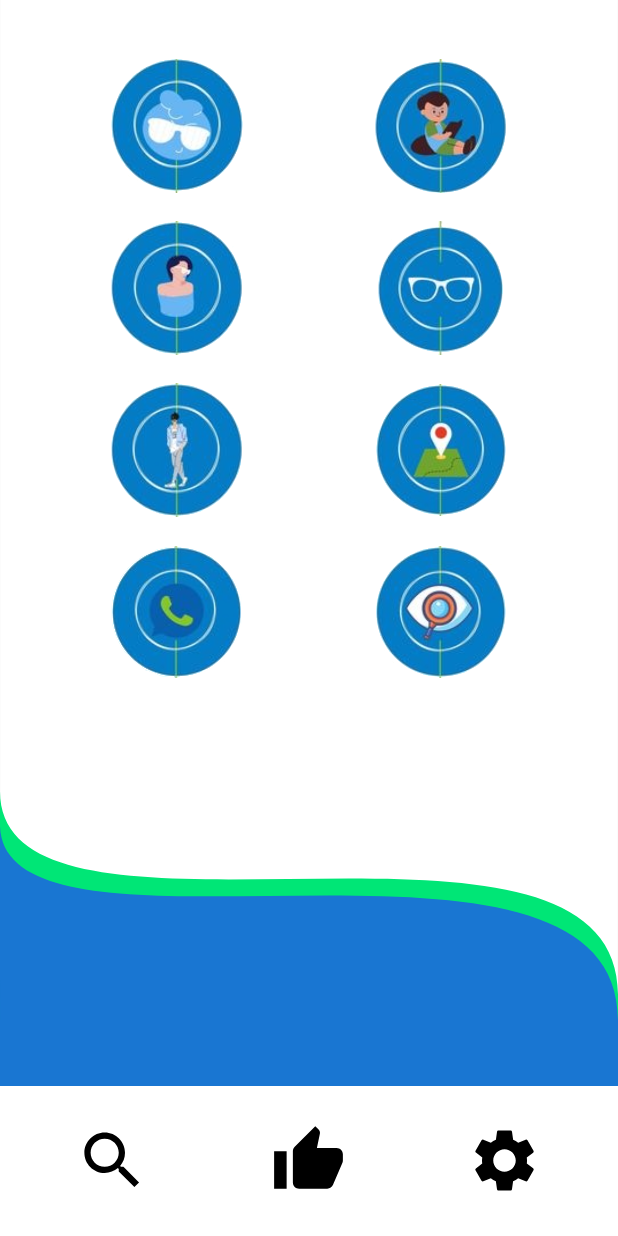
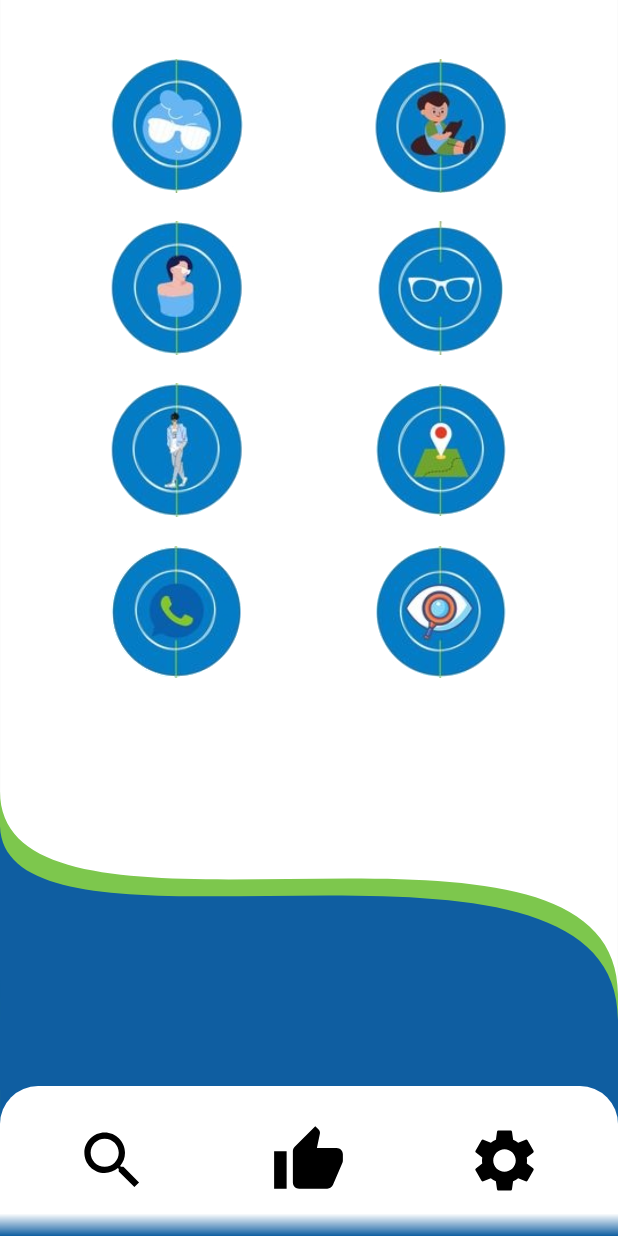
Before and after one commit to HernanTrullo/OptiMovil, an Android app: the BotonesFragment screen opened directly, with no data from a screen before it, on a phone screen of 412 x 824 dp. Run offline under Robolectric (Android 15) with nearby library versions, the phone set to English and light mode, and no system bars.

Commit message:
Se aregla diseño del fragment de los botones

```diff
--- /dev/null
+++ b/app/src/main/res/drawable/background_fragment.xml
@@ -0,0 +1,12 @@
+<?xml version="1.0" encoding="utf-8"?>
+<shape xmlns:android="http://schemas.android.com/apk/res/android">
+    <solid android:color="@color/white"></solid>
+    <corners android:topLeftRadius="25dp" android:topRightRadius="25dp"></corners>
+    <gradient android:endColor="@color/white"
+        android:centerColor="@color/white"
+        android:startColor="@color/blue_color"
+        android:useLevel="true"
+        android:type="linear"
+        android:centerX="0.15"
+        android:angle="90"></gradient>
+</shape>
--- a/app/src/main/res/layout/fragment_botones.xml
+++ b/app/src/main/res/layout/fragment_botones.xml
@@ -3,14 +3,13 @@
     xmlns:tools="http://schemas.android.com/tools"
     android:layout_width="match_parent"
     android:layout_height="100dp"
-    android:background="@color/white"
+    android:background="@drawable/background_fragment"
     tools:context=".fragments.BotonesFragment">
 
     <LinearLayout
         android:layout_width="match_parent"
         android:layout_height="match_parent"
         android:layout_gravity="center"
-        android:background="@color/white"
         android:baselineAligned="true"
         android:gravity="center"
         android:orientation="horizontal"
--- a/app/src/main/res/values/colors.xml
+++ b/app/src/main/res/values/colors.xml
@@ -9,4 +9,8 @@
     <color name="white">#FFFFFFFF</color>
     <color name="back_ground_panels">#BBDEFE</color>
     <color name="letters_colors">#001A5F</color>
+
+    <color name="blue_color">#0f5ea1</color>
+    <color name="green_color">#7dc74d</color>
+
 </resources>
--- a/app/src/main/res/xml/ic_fondo.xml
+++ b/app/src/main/res/xml/ic_fondo.xml
@@ -1,15 +1,15 @@
 <vector android:autoMirrored="true" android:height="600dp"
     android:viewportHeight="600" android:viewportWidth="512"
     android:width="512dp" xmlns:android="http://schemas.android.com/apk/res/android">
-    <path android:fillColor="#ffffff"
+    <path android:fillColor="@color/white"
         android:pathData="M0.01,-2h511.98v602h-511.98z"
         android:strokeAlpha="0.285948" android:strokeColor="#00000000"
         android:strokeLineCap="square" android:strokeWidth="53.9063"/>
-    <path android:fillColor="#00E676"
+    <path android:fillColor="@color/green_color"
         android:pathData="M0,384.14 L0.03,599.93 512.03,600 512,482.82C512,371.81 0,476.65 0,384.14Z"
         android:strokeAlpha="0.285948" android:strokeColor="#00000000"
         android:strokeLineCap="butt" android:strokeLineJoin="miter" android:strokeWidth="9.68"/>
-    <path android:fillColor="#1976D2"
+    <path android:fillColor="@color/blue_color"
         android:pathData="M-0.03,400 L0.06,599.93 512.03,600 512,495.16C512,381.06 0,479.74 -0.03,400Z"
         android:strokeAlpha="0.341503" android:strokeColor="#00000000"
         android:strokeLineCap="square" android:strokeLineJoin="miter" android:strokeWidth="9.68"/>
```
Also changed, not shown: app/src/main/res/drawable/ic_logo.xml (+8 -8 lines).
